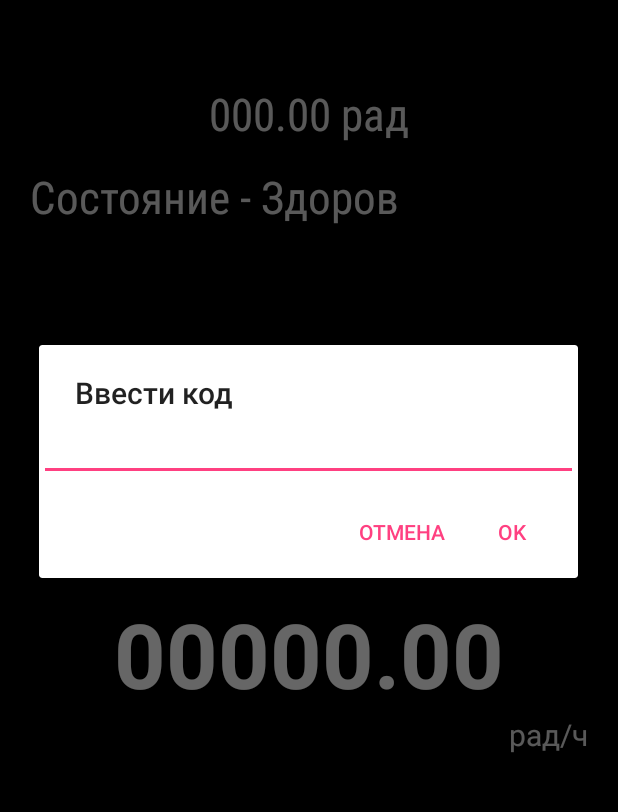
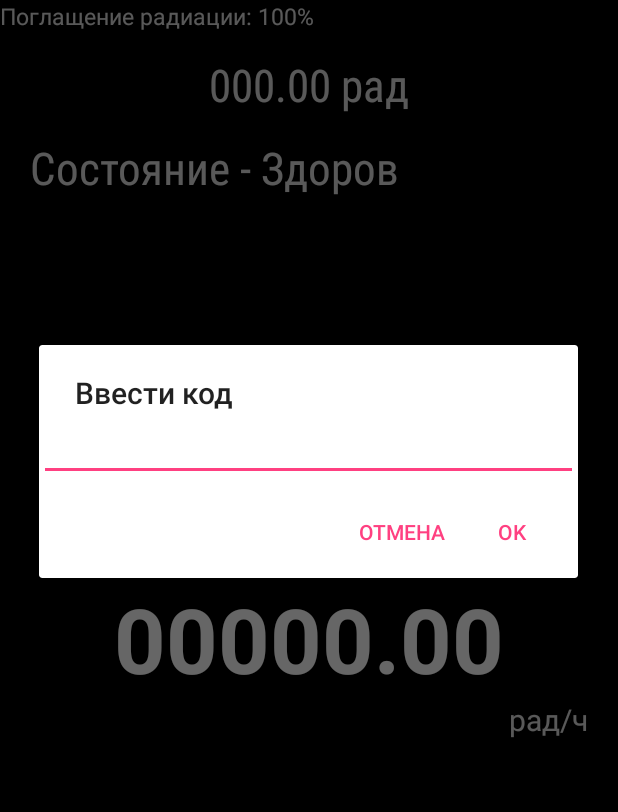
Before and after one commit to S3ptikus/Gaiger, an Android app: the screen it shows after launch (StalkerActivity), in the options menu, after a tap on "Ввести код", on a phone screen of 412 x 824 dp, the part 156-968 px from its top. Run offline under Robolectric (Android 15) with nearby library versions, the phone set to English and light mode, and no system bars.

Commit message:
* fix bugs * check wifi enabled on each iteration * add resist notification * add command code system    * heal    * res:0.9

```diff
--- a/app/src/main/java/com/stalker/geiger/omen/geiger/StalkerActivity.java
+++ b/app/src/main/java/com/stalker/geiger/omen/geiger/StalkerActivity.java
@@ -36,12 +36,11 @@ public class StalkerActivity extends AppCompatActivity {
     TextView textViewStatusLife;
     TextView textViewRadCount;
     TextView textViewStalkerRad;
+    TextView textViewStalkerRadResist;
     ProgressBar progressBarLife;
 
     private MyStalkerReciever receiver;
     private IntentFilter filter;
-
-    private String cmdCode = "";
 
     @Override
     protected void onDestroy() {
@@ -78,6 +77,7 @@ public class StalkerActivity extends AppCompatActivity {
         textViewRadCount = (TextView) findViewById(R.id.textViewRadCount);
         progressBarLife = (ProgressBar) findViewById(R.id.lifeBar);
         textViewStalkerRad = (TextView) findViewById(R.id.countStalkerRad);
+        textViewStalkerRadResist = (TextView) findViewById(R.id.textViewRadResist);
 
         // Регистрируем ресивер
         filter = new IntentFilter(MyStalkerReciever.PROCESS_RESPONSE_COUNT_RAD);
@@ -109,6 +109,7 @@ public class StalkerActivity extends AppCompatActivity {
 
     public void updateStalkerInfo(){
         textViewStalkerName.setText(stalker.get_name());
+        textViewStalkerRadResist.setText(getString(R.string.coefResistNote) + stalker.get_resistCoef() + "%");
         progressBarLife.setProgress(stalker.get_countRadForProgressbar());
         textViewStatusLife.setText(stalker.get_status(this));
         textViewStalkerRad.setText(new DecimalFormat(getString(R.string.RadFormat)).format(stalker.get_countRad()) + getString(R.string.MeasureRad));
@@ -130,7 +131,6 @@ public class StalkerActivity extends AppCompatActivity {
         item.setOnMenuItemClickListener(new MenuItem.OnMenuItemClickListener() {
             @Override
             public boolean onMenuItemClick(MenuItem item) {
-                SharedPreferences sharedPref = getSharedPreferences(getString(R.string.sharedPrefFileName), MODE_PRIVATE);
                 SharedPreferences.Editor ed = sharedPref.edit();
                 ed.clear();
                 ed.commit();
@@ -145,36 +145,10 @@ public class StalkerActivity extends AppCompatActivity {
             @Override
             public boolean onMenuItemClick(MenuItem item) {
                 inputSomeCode();
-                checkCode();
                 return false;
             }
         });
         return super.onCreateOptionsMenu(menu);
-    }
-
-    private void checkCode(){
-        switch (checkCmdCode.getCmdType(cmdCode)){
-            case SETRESIST:{
-                break;
-            }
-            case HEAL:{
-                stalker.set_countRad(0);
-                stalker.saveState(this);
-                break;
-            }
-            case DEAD:{
-                break;
-            }
-            case ILL:{
-                break;
-            }
-            case STOP:{
-                break;
-            }
-            case START:{
-                break;
-            }
-        }
     }
 
     private void inputSomeCode(){
@@ -186,17 +160,23 @@ public class StalkerActivity extends AppCompatActivity {
         builder.setPositiveButton(getString(R.string.Ok), new DialogInterface.OnClickListener() {
             @Override
             public void onClick(DialogInterface dialog, int which) {
-                cmdCode = input.getText().toString();
+                // установить код в sharedPref
+                setCmdCode(input.getText().toString());
             }
         });
         builder.setNegativeButton(getString(R.string.Cancel), new DialogInterface.OnClickListener() {
             @Override
             public void onClick(DialogInterface dialog, int which) {
-                cmdCode = "";
                 dialog.cancel();
             }
         });
         builder.show();
+    }
+
+    private void setCmdCode(String pCode){
+        SharedPreferences.Editor ed = sharedPref.edit();
+        ed.putString(getString(R.string.cmdCodePrefKey), pCode);
+        ed.commit();
     }
 
     public class MyStalkerReciever extends BroadcastReceiver{
--- a/app/src/main/java/com/stalker/geiger/omen/geiger/common/checkCmdCode.java
+++ b/app/src/main/java/com/stalker/geiger/omen/geiger/common/checkCmdCode.java
@@ -7,8 +7,10 @@ public class checkCmdCode {
     public static cmdCodeType getCmdType(String pCmd){
         if (pCmd.contains("heal"))
                 return cmdCodeType.HEAL;
-        return cmdCodeType.DEAD;
-
+        else if (pCmd.contains("res"))
+                return cmdCodeType.SETRESIST;
+        else
+            return cmdCodeType.DEAD;
     }
 
 }
--- a/app/src/main/res/layout/activity_stalker.xml
+++ b/app/src/main/res/layout/activity_stalker.xml
@@ -45,18 +45,19 @@
         <TextView
             android:layout_width="match_parent"
             android:layout_height="wrap_content"
-            android:id="@+id/textViewNotification"
+            android:id="@+id/textViewRadResist"
             android:layout_below="@+id/textViewStalkerName"
             android:layout_centerHorizontal="true"
-            android:textSize="30dp"
-            android:textColor="@android:color/holo_red_light"
-            android:gravity="center_vertical|center_horizontal" />
+            android:textSize="15dp"
+            android:textColor="@color/material_grey_300"
+            android:background="@android:color/transparent"
+            android:gravity="center_vertical|left" />
 
         <RelativeLayout
             android:layout_width="match_parent"
             android:layout_height="wrap_content"
             android:id="@+id/fragmentHealth"
-            android:layout_below="@+id/textViewNotification"
+            android:layout_below="@+id/textViewRadResist"
             android:layout_centerHorizontal="true">
 
             <ProgressBar
--- a/app/src/main/res/values/strings.xml
+++ b/app/src/main/res/values/strings.xml
@@ -19,5 +19,8 @@
     <string name="RadFormat">000.00</string>
     <string name="RadLevel">Уровень радиации</string>
     <string name="RadHour">" рад/ч"</string>
+    <string name="notificationDead">Мертв!</string>
+    <string name="cmdCodePrefKey">cmdCode</string>
+    <string name="coefResistNote">"Поглащение радиации: "</string>
 
 </resources>
```
Also changed, not shown: app/src/main/java/com/stalker/geiger/omen/geiger/services/mainStalkerService.java (+52 -5 lines), app/src/main/java/com/stalker/geiger/omen/geiger/services/wifiLogic.java (+7 -7 lines), app/src/main/java/com/stalker/geiger/omen/geiger/stalker_classes/StalkerClass.java (+22 -5 lines).
